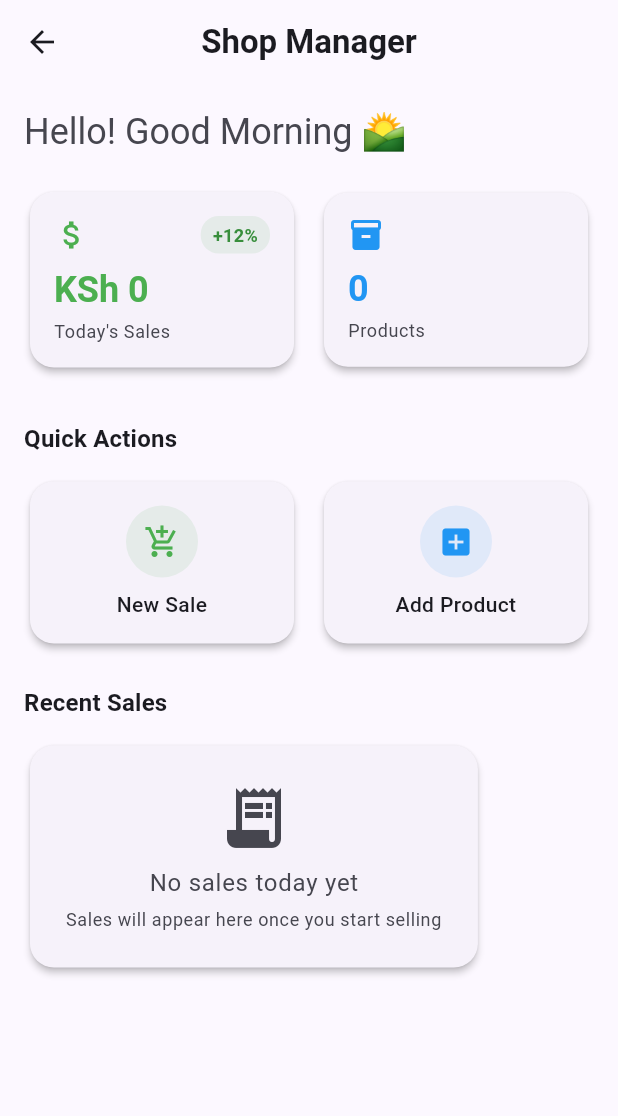
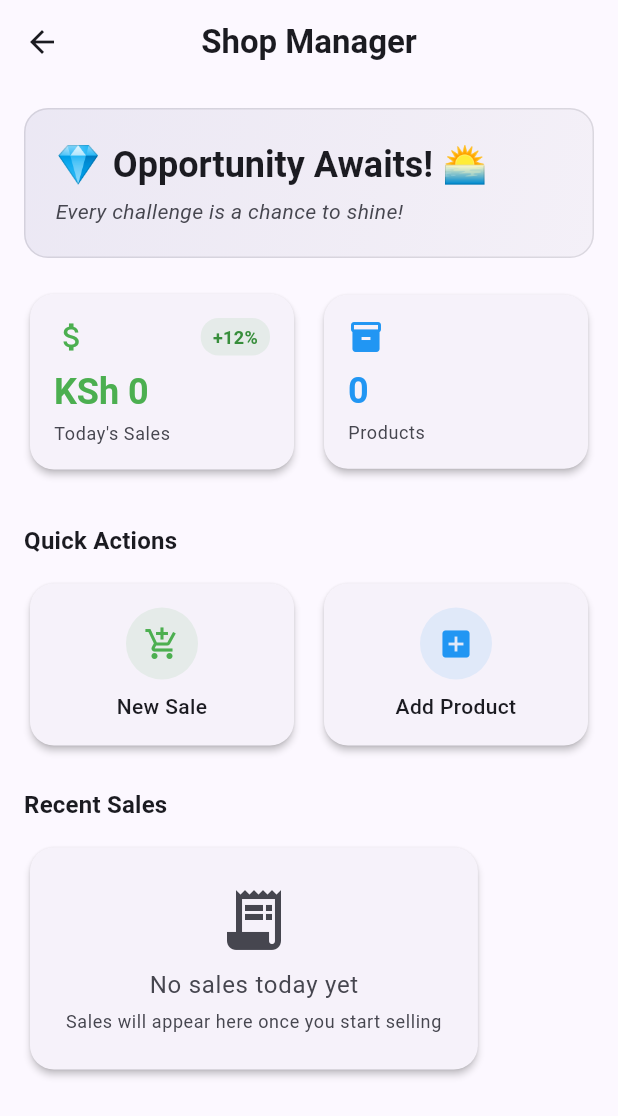
Before and after one commit to jude-craft/ShopMate, a Flutter app: the HomeScreen screen opened directly, on a phone screen of 412 x 824 dp. Shown: the top 1116 px of the screen. Run offline on Flutter 3.47's test engine with Material 3 defaults, Android fonts, the phone set to English and light mode, and no system bars; our stand-ins replace fl_chart, sqflite; accounts and stored records are empty.

Commit message:
added a greeting function on homescreen

```diff
--- a/lib/src/features/navigation/main_navigation.dart
+++ b/lib/src/features/navigation/main_navigation.dart
@@ -2,7 +2,7 @@ import 'package:flutter/material.dart';
 import 'package:provider/provider.dart';
 import 'package:shop_mate/src/features/screens/reports/reports_screen.dart';
 import '../providers/shop_provider.dart';
-import '../screens/home_screen.dart';
+import '../screens/home/home_screen.dart';
 import '../screens/sales/sell_screen.dart';
 import '../screens/settings_screen.dart';
 import '../screens/stock/stock_screen.dart';
--- a/lib/src/features/screens/home_screen.dart
+++ b/lib/src/features/screens/home/home_screen.dart
@@ -1,45 +1,91 @@
 import 'package:flutter/material.dart';
 import 'package:provider/provider.dart';
-import '../providers/shop_provider.dart';
-import '../widgets/low_stock_alert.dart';
-import '../widgets/quick_actions.dart';
-import '../widgets/recent_sales_list.dart';
-import '../widgets/starts_card.dart';
 
+import '../../providers/shop_provider.dart';
+import '../../widgets/low_stock_alert.dart';
+import '../../widgets/quick_actions.dart';
+import '../../widgets/recent_sales_list.dart';
+import '../../widgets/starts_card.dart';
+import 'service/greeting_service.dart';
 
 class HomeScreen extends StatelessWidget {
   const HomeScreen({super.key});
 
-  String _getGreeting() {
-    int hour = DateTime.now().hour;
+  Widget _buildEnhancedGreeting(BuildContext context, {double? todayRevenue, double? targetRevenue}) {
+    final GreetingModel greeting;
 
-    if(hour<12){
-      return 'Hello! Good Morning 🌄';
-    } else if(hour<17){
-      return 'Hello! Good Afternoon 🕑';
-    } else{
-      return 'Hello! Good Evening 🌆';
+    if (todayRevenue != null && targetRevenue != null && targetRevenue > 0) {
+      greeting = GreetingService.getPerformanceBasedGreeting(todayRevenue, targetRevenue);
+    } else {
+      greeting = GreetingService.getCoolGreeting();
     }
+
+    return Container(
+      padding: const EdgeInsets.all(20),
+      decoration: BoxDecoration(
+        gradient: LinearGradient(
+          colors: [
+            Theme.of(context).colorScheme.primary.withOpacity(0.1),
+            Theme.of(context).colorScheme.secondary.withOpacity(0.05),
+          ],
+          begin: Alignment.topLeft,
+          end: Alignment.bottomRight,
+        ),
+        borderRadius: BorderRadius.circular(16),
+        border: Border.all(
+          color: Theme.of(context).colorScheme.outline.withOpacity(0.2),
+        ),
+      ),
+      child: Column(
+        crossAxisAlignment: CrossAxisAlignment.start,
+        children: [
+          Row(
+            children: [
+              Text(
+                greeting.emoji,
+                style: const TextStyle(fontSize: 24),
+              ),
+              const SizedBox(width: 8),
+              Expanded(
+                child: Text(
+                  greeting.mainText,
+                  style: Theme.of(context).textTheme.headlineSmall?.copyWith(
+                    fontWeight: FontWeight.bold,
+                    color: Theme.of(context).colorScheme.onSurface,
+                  ),
+                ),
+              ),
+            ],
+          ),
+          const SizedBox(height: 4),
+          Text(
+            greeting.subtitle,
+            style: Theme.of(context).textTheme.bodyMedium?.copyWith(
+              color: Theme.of(context).colorScheme.onSurfaceVariant,
+              fontStyle: FontStyle.italic,
+            ),
+          ),
+        ],
+      ),
+    );
   }
+
+
   @override
   Widget build(BuildContext context) {
     return Scaffold(
       appBar: AppBar(
-        title:
-            Text(
-              'Shop Manager',
-              style: Theme.of(context).textTheme.titleLarge?.copyWith(
-                fontWeight: FontWeight.bold,
-              ),
-            ),
-
+        title: Text(
+          'Shop Manager',
+          style: Theme.of(context).textTheme.titleLarge?.copyWith(
+            fontWeight: FontWeight.bold,
+          ),
         ),
-
+      ),
       body: Consumer<ShopProvider>(
         builder: (context, shopProvider, child) {
           return RefreshIndicator(
             onRefresh: () async {
-              // Simulate refresh
               await Future.delayed(const Duration(seconds: 1));
             },
             child: SingleChildScrollView(
@@ -48,15 +94,15 @@ class HomeScreen extends StatelessWidget {
               child: Column(
                 crossAxisAlignment: CrossAxisAlignment.start,
                 children: [
-                  Text(
-                    _getGreeting(),
-                    style: Theme.of(context).textTheme.headlineSmall?.copyWith(
-                      color: Theme.of(context).colorScheme.onSurfaceVariant,
-                    ),
+                  _buildEnhancedGreeting(
+                    context,
+                    todayRevenue: shopProvider.todayRevenue,
+                    targetRevenue: 10000, // Set your daily target here
                   ),
 
-                  const SizedBox(height:20 ,),
-                  // Stats Cards Row
+
+                  const SizedBox(height: 20),
+
                   Row(
                     children: [
                       Expanded(
--- /dev/null
+++ b/lib/src/features/screens/home/service/greeting_service.dart
@@ -0,0 +1,223 @@
+import 'dart:math';
+
+class GreetingModel {
+  final String mainText;
+  final String subtitle;
+  final String emoji;
+
+  GreetingModel({
+    required this.mainText,
+    required this.subtitle,
+    required this.emoji,
+  });
+}
+
+class GreetingService {
+  static final Random _random = Random();
+
+  static GreetingModel getCoolGreeting() {
+    final now = DateTime.now();
+    final hour = now.hour;
+    final dayOfWeek = now.weekday;
+    final isWeekend = dayOfWeek == 6 || dayOfWeek == 7;
+
+    // Get day name
+    final dayNames = ['', 'Monday', 'Tuesday', 'Wednesday', 'Thursday', 'Friday', 'Saturday', 'Sunday'];
+    final dayName = dayNames[dayOfWeek];
+
+    List<Map<String, String>> greetings = [];
+
+    if (hour >= 5 && hour < 12) {
+      // Morning greetings
+      greetings = _getMorningGreetings();
+
+      if (isWeekend) {
+        greetings.addAll([
+          {'text': 'Weekend Warrior! 🛡️', 'subtitle': 'Even weekends can\'t stop you'},
+          {'text': '$dayName Morning Magic! ✨', 'subtitle': 'Making money while others sleep in'},
+        ]);
+      }
+    } else if (hour >= 12 && hour < 17) {
+      // Afternoon greetings
+      greetings = _getAfternoonGreetings();
+
+      if (isWeekend) {
+        greetings.addAll([
+          {'text': '$dayName Dedication! 💎', 'subtitle': 'Your commitment pays off'},
+          {'text': 'Weekend Sales Warrior! ⚔️', 'subtitle': 'Going above and beyond'},
+        ]);
+      }
+    } else if (hour >= 17 && hour < 21) {
+      // Evening greetings
+      greetings = _getEveningGreetings();
+    } else {
+      // Night greetings
+      greetings = _getNightGreetings();
+
+      if (hour >= 22 || hour < 5) {
+        greetings.addAll([
+          {'text': 'Insomniac Innovator! 💡', 'subtitle': 'Great ideas come at night'},
+          {'text': 'Stars Align for Success! ⭐', 'subtitle': 'Cosmic energy working for you'},
+        ]);
+      }
+    }
+
+    // Add special day-specific greetings
+    greetings.addAll(_getSpecialDayGreetings(dayOfWeek));
+
+    // Select random greeting
+    final randomGreeting = greetings[_random.nextInt(greetings.length)];
+
+    return GreetingModel(
+      mainText: randomGreeting['text']!,
+      subtitle: randomGreeting['subtitle']!,
+      emoji: _getRandomMotivationalEmoji(),
+    );
+  }
+
+  static List<Map<String, String>> _getMorningGreetings() {
+    return [
+      {'text': 'Rise & Grind! ☕✨', 'subtitle': 'Let\'s make today profitable!'},
+      {'text': 'Good Morning, Boss! 🌅', 'subtitle': 'Ready to dominate the market?'},
+      {'text': 'Morning Hustle Mode ON! 💪', 'subtitle': 'Time to turn dreams into sales'},
+      {'text': 'Fresh Start, Fresh Sales! 🚀', 'subtitle': 'Your empire awaits'},
+      {'text': 'Sunrise, Sales Up! 🌄', 'subtitle': 'Another day, another opportunity'},
+      {'text': 'Early Bird Entrepreneur! 🐦', 'subtitle': 'Catching all the profits'},
+      {'text': 'Morning Money Maker! 💰', 'subtitle': 'Starting strong, finishing stronger'},
+      {'text': 'Dawn of Success! 🌅', 'subtitle': 'Your journey to greatness begins'},
+    ];
+  }
+
+  static List<Map<String, String>> _getAfternoonGreetings() {
+    return [
+      {'text': 'Afternoon Power Hour! ⚡', 'subtitle': 'Peak performance time'},
+      {'text': 'Midday Money Moves! 💰', 'subtitle': 'Sales momentum building'},
+      {'text': 'Crushing It This Afternoon! 🔥', 'subtitle': 'Keep that energy flowing'},
+      {'text': 'Afternoon Achiever! 🎯', 'subtitle': 'Targets in sight'},
+      {'text': 'Lunch Break? More Like Profit Break! 🍽️💸', 'subtitle': 'Never stop grinding'},
+      {'text': 'Afternoon Excellence! 💎', 'subtitle': 'Shining bright like a diamond'},
+      {'text': 'Midday Momentum! 🌟', 'subtitle': 'Riding the wave of success'},
+    ];
+  }
+
+  static List<Map<String, String>> _getEveningGreetings() {
+    return [
+      {'text': 'Evening Excellence! 🌆', 'subtitle': 'Finishing strong today'},
+      {'text': 'Golden Hour, Golden Sales! 🌅', 'subtitle': 'Prime time for profits'},
+      {'text': 'Sunset Success Mode! 🌇', 'subtitle': 'Ending the day right'},
+      {'text': 'Evening Empire Builder! 🏰', 'subtitle': 'Your legacy grows daily'},
+      {'text': 'Twilight Triumph! 🌟', 'subtitle': 'Another successful day ahead'},
+      {'text': 'Evening Entrepreneur! 💼', 'subtitle': 'Business never sleeps'},
+      {'text': 'Dusk Till Dawn Dedication! 🌅', 'subtitle': 'Your commitment shows'},
+    ];
+  }
+
+  static List<Map<String, String>> _getNightGreetings() {
+    return [
+      {'text': 'Night Owl Entrepreneur! 🦉', 'subtitle': 'Success never sleeps'},
+      {'text': 'Burning the Midnight Oil! 🛢️🔥', 'subtitle': 'Dedication at its finest'},
+      {'text': 'Late Night, Big Dreams! 🌙✨', 'subtitle': 'Building tomorrow today'},
+      {'text': 'Moonlight Money Maker! 🌙💰', 'subtitle': 'Working while others rest'},
+      {'text': 'After Hours Achiever! 🌃', 'subtitle': 'Going the extra mile'},
+      {'text': 'Midnight Mogul! 🌙👑', 'subtitle': 'Empire building never stops'},
+      {'text': 'Night Shift Navigator! 🗺️', 'subtitle': 'Charting your path to success'},
+    ];
+  }
+
+  static List<Map<String, String>> _getSpecialDayGreetings(int dayOfWeek) {
+    List<Map<String, String>> specialGreetings = [];
+
+    switch (dayOfWeek) {
+      case 1: // Monday
+        specialGreetings.addAll([
+          {'text': 'Monday Momentum! 🚀', 'subtitle': 'Starting the week strong'},
+          {'text': 'Manic Monday Millions! 💰', 'subtitle': 'Week one, profits won'},
+          {'text': 'Monday Motivation! 💪', 'subtitle': 'New week, new victories'},
+        ]);
+        break;
+      case 2: // Tuesday
+        specialGreetings.addAll([
+          {'text': 'Tuesday Takeover! 👑', 'subtitle': 'Dominating day two'},
+          {'text': 'Terrific Tuesday! ⭐', 'subtitle': 'Building on yesterday\'s success'},
+        ]);
+        break;
+      case 3: // Wednesday
+        specialGreetings.addAll([
+          {'text': 'Wednesday Winner! 🏆', 'subtitle': 'Midweek mastery in action'},
+          {'text': 'Wonderful Wednesday! 🌟', 'subtitle': 'Halfway to weekend glory'},
+        ]);
+        break;
+      case 4: // Thursday
+        specialGreetings.addAll([
+          {'text': 'Thursday Thriller! ⚡', 'subtitle': 'Almost there, keep pushing'},
+          {'text': 'Thriving Thursday! 🔥', 'subtitle': 'Success is within reach'},
+        ]);
+        break;
+      case 5: // Friday
+        specialGreetings.addAll([
+          {'text': 'Friday Finale! 🎉', 'subtitle': 'Ending the week victorious'},
+          {'text': 'TGIF - Thank God It\'s Profitable! 💸', 'subtitle': 'Friday feels and deals'},
+          {'text': 'Fantastic Friday! 🌟', 'subtitle': 'Week champion status unlocked'},
+        ]);
+        break;
+      case 6: // Saturday
+        specialGreetings.addAll([
+          {'text': 'Saturday Superstar! ⭐', 'subtitle': 'Weekend hustle is real'},
+          {'text': 'Super Saturday! 💎', 'subtitle': 'Going above and beyond'},
+        ]);
+        break;
+      case 7: // Sunday
+        specialGreetings.addAll([
+          {'text': 'Sunday Success! 🌅', 'subtitle': 'Even rest days bring results'},
+          {'text': 'Supreme Sunday! 👑', 'subtitle': 'Dedication knows no weekends'},
+        ]);
+        break;
+    }
+
+    return specialGreetings;
+  }
+
+  static String _getRandomMotivationalEmoji() {
+    final emojis = ['🚀', '💎', '⚡', '🔥', '💪', '🎯', '👑', '⭐', '💰', '🏆', '🌟', '⚔️', '🛡️', '💼', '🎉'];
+    return emojis[_random.nextInt(emojis.length)];
+  }
+
+  // Bonus: Get greeting based on sales performance
+  static GreetingModel getPerformanceBasedGreeting(double todayRevenue, double targetRevenue) {
+    final performanceRatio = todayRevenue / targetRevenue;
+
+    if (performanceRatio >= 1.5) {
+      return GreetingModel(
+        mainText: 'Sales Rockstar! 🎸⭐',
+        subtitle: 'You\'re crushing those targets!',
+        emoji: '🔥',
+      );
+    } else if (performanceRatio >= 1.2) {
+      return GreetingModel(
+        mainText: 'Target Destroyer! 💥',
+        subtitle: 'Above and beyond as always!',
+        emoji: '🚀',
+      );
+    } else if (performanceRatio >= 1.0) {
+      return GreetingModel(
+        mainText: 'Goal Getter! 🎯',
+        subtitle: 'Right on track for success!',
+        emoji: '💪',
+      );
+    } else if (performanceRatio >= 0.7) {
+      return GreetingModel(
+        mainText: 'Progress Maker! 📈',
+        subtitle: 'Steady climb to the top!',
+        emoji: '⚡',
+      );
+    } else {
+      return GreetingModel(
+        mainText: 'Opportunity Awaits! 🌅',
+        subtitle: 'Every challenge is a chance to shine!',
+        emoji: '💎',
+      );
+    }
+  }
+
+
+}
```
